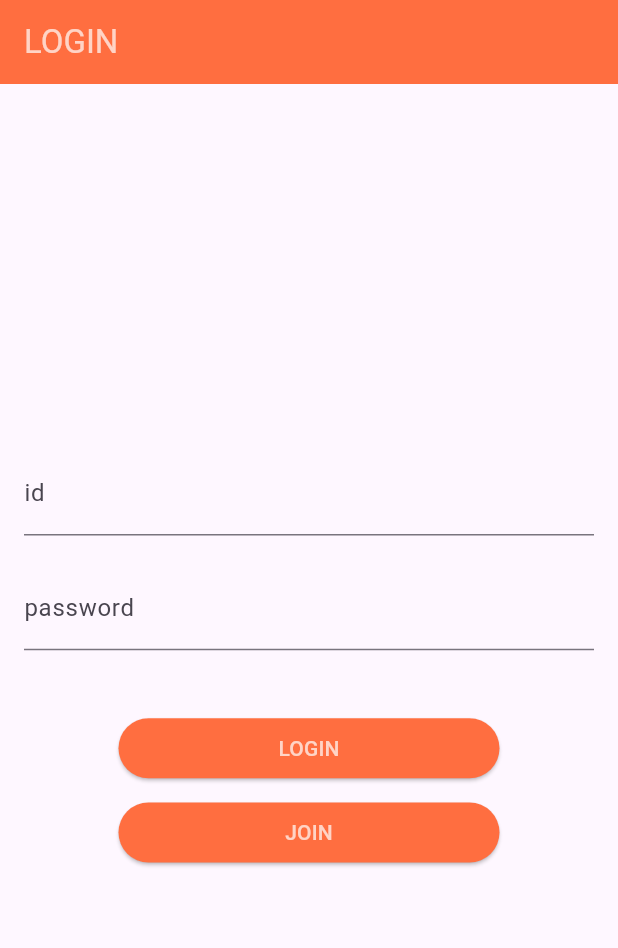
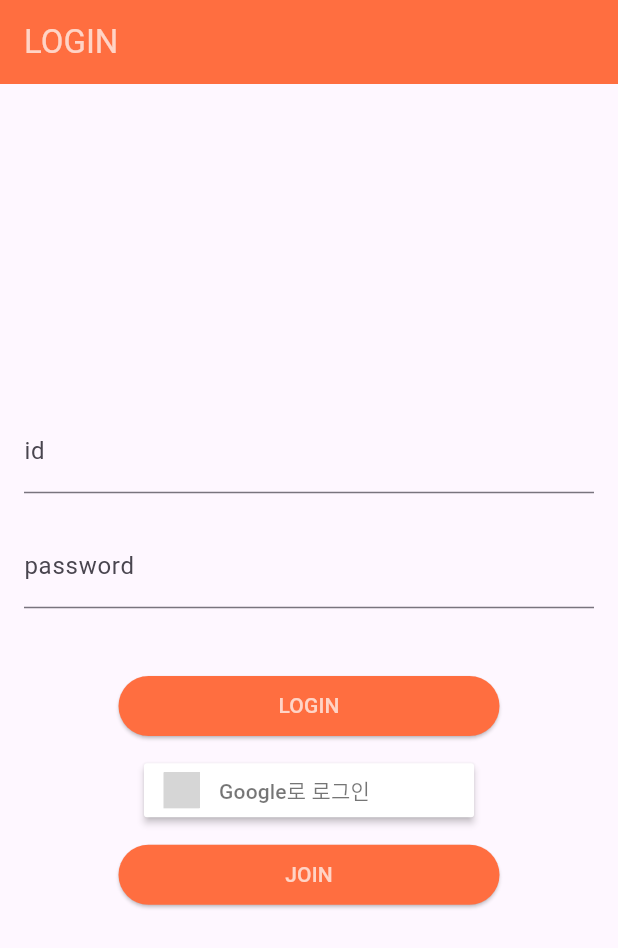
Before and after one commit to dlawnsdk/packup-demo, a Flutter app: the screen it shows after launch, on a phone screen of 412 x 824 dp. Shown: the top 948 px of the screen. Run offline on Flutter 3.47's test engine with Material 3 defaults, Android fonts, the phone set to English and light mode, and no system bars; our stand-ins replace flutter_dotenv, flutter_secure_storage, flutter_signin_button, go_router, google_sign_in, logger and 2 more; generated files the repository leaves out were written again; grey boxes are pictures that could not be loaded.

Commit message:
구글 로그인 버튼

```diff
--- a/mob/lib/screen/login/login.dart
+++ b/mob/lib/screen/login/login.dart
@@ -1,5 +1,8 @@
 import 'package:flutter/material.dart';
+import 'package:flutter_signin_button/button_list.dart';
+import 'package:flutter_signin_button/button_view.dart';
 import 'package:go_router/go_router.dart';
+import 'package:google_sign_in/google_sign_in.dart';
 import 'package:mob/screen/login/login_view_model.dart';
 import 'package:provider/provider.dart';
 import 'package:flutter_gen/gen_l10n/app_localizations.dart';
@@ -76,7 +79,12 @@ class _LoginState extends State<Login> {
                   ),
                 ),
                 SizedBox(height: MediaQuery.of(context).size.width * 0.02),
-
+                SignInButton(
+                  Buttons.Google,
+                  text: "Google로 로그인",
+                  onPressed: googleLogin,
+                ),
+                SizedBox(height: MediaQuery.of(context).size.width * 0.02),
                 // 회원가입 버튼
                 ElevatedButton(
                   onPressed: () {
@@ -122,6 +130,27 @@ class _LoginState extends State<Login> {
     }
   }
 
+  final GoogleSignIn _googleSignIn = GoogleSignIn(
+    scopes: ['email'],
+  );
+
+  Future<void> googleLogin() async {
+    try {
+      final GoogleSignInAccount? googleUser = await _googleSignIn.signIn();
+      if (googleUser == null) {
+        print("로그인 취소");
+        return;
+      }
+
+      final GoogleSignInAuthentication googleAuth = await googleUser.authentication;
+      print("ID Token: ${googleAuth.idToken}");
+
+
+    } catch (error) {
+      print("Google 로그인 에러: $error");
+    }
+  }
+
   validation(String userId, String password) {
     setState(() {
       _userIdErrorText = userId.isEmpty ? AppLocalizations.of(context)!.empty_id : '';
--- a/mob/pubspec.yaml
+++ b/mob/pubspec.yaml
@@ -41,6 +41,9 @@ dependencies:
   flutter_secure_storage: ^9.2.4
   logger: ^2.5.0
   go_router: ^14.2.0
+  table_calendar: ^3.0.9
+  google_sign_in: ^6.2.0
+  flutter_signin_button: ^2.0.0
 
 dev_dependencies:
   flutter_test:
```
Also changed, not shown: mob/pubspec.lock.
